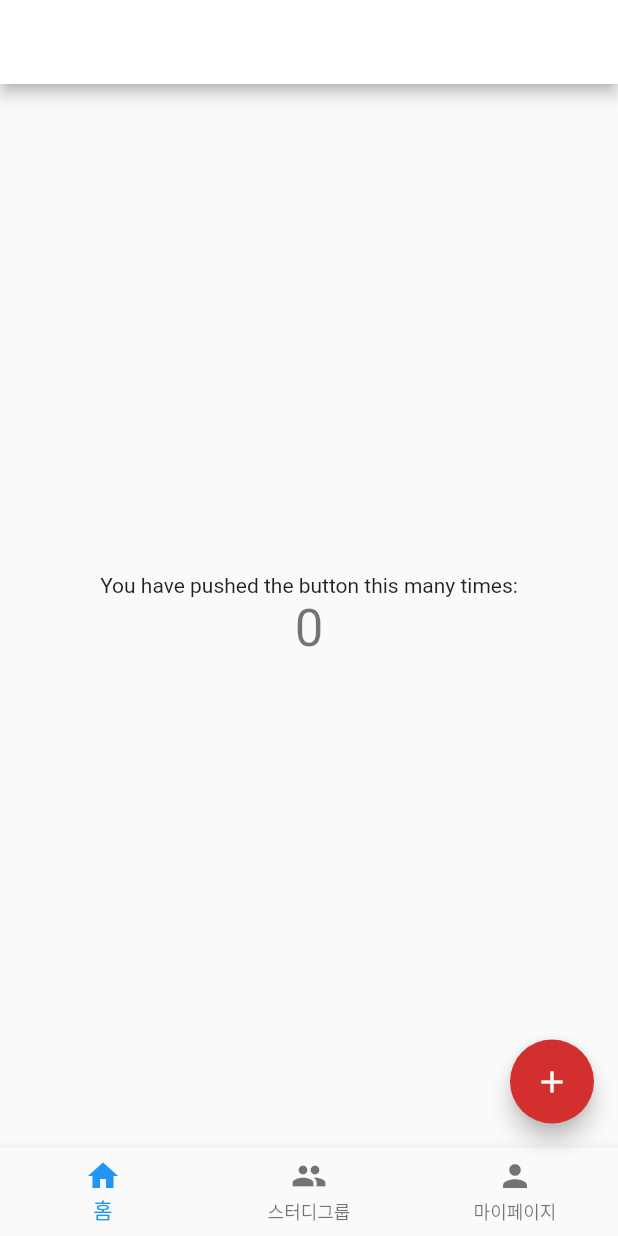
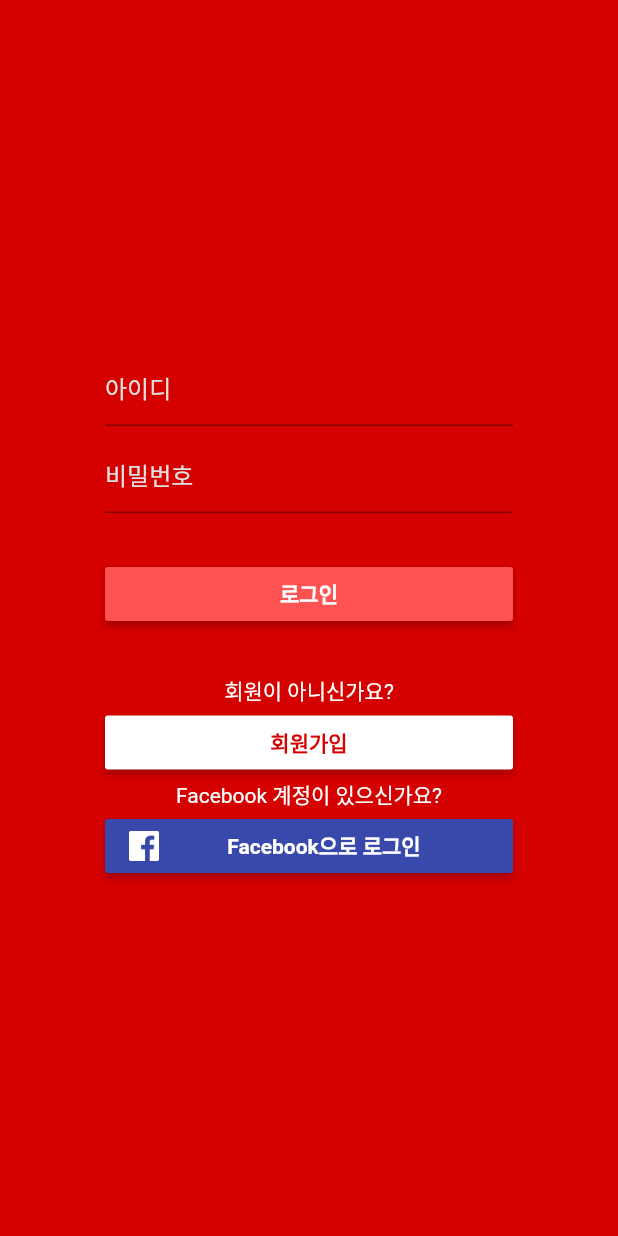
Before and after one commit to khuhacker2/study, a Flutter app: the screen it shows after launch, on a phone screen of 412 x 824 dp. Run offline on Flutter 3.47's test engine with Material 2 defaults, Android fonts, the phone set to English and light mode, and no system bars.

Commit message:
Implement login screen.

```diff
--- /dev/null
+++ b/lib/login.dart
@@ -0,0 +1,84 @@
+import 'package:flutter/material.dart';
+
+class LoginPage extends StatelessWidget {
+
+  @override
+  Widget build(BuildContext context) {
+    return Theme(
+      data: Theme.of(context).copyWith(primaryColor: Colors.white, hintColor: Colors.grey[300]),
+      child: Scaffold(
+        backgroundColor: Colors.redAccent[700],
+        body: Center(
+          child: Container(
+            padding: EdgeInsets.fromLTRB(70, 0, 70, 0),
+            child: Column(
+              mainAxisAlignment: MainAxisAlignment.center,
+              children: <Widget>[
+                TextField(
+                  decoration: InputDecoration(
+                    labelText: '아이디',
+                    contentPadding: EdgeInsets.only(bottom: 5, top: 5)
+                  ),
+                  style: TextStyle(
+                    fontSize: 16
+                  ),
+                ),
+                Container(height: 10),
+                TextField(
+                  decoration: InputDecoration(
+                    labelText: '비밀번호',
+                    contentPadding: EdgeInsets.only(bottom: 5)
+                  ),
+                  style: TextStyle(
+                    fontSize: 16
+                  ),
+                  obscureText: true,
+                ),
+                Container(height: 30),
+                SizedBox(
+                  width: double.infinity,
+                  child: RaisedButton(
+                    child: Text('로그인', style: TextStyle(color: Colors.white, fontWeight: FontWeight.bold)),
+                    color: Colors.redAccent[200],
+                    onPressed: () => {},
+                  )
+                ),
+                Container(height: 30),
+                Text('회원이 아니신가요?', style: TextStyle(color: Colors.white)),
+                SizedBox(
+                  width: double.infinity,
+                  child: RaisedButton(
+                    child: Text('회원가입', style: TextStyle(color: Colors.redAccent[700], fontWeight: FontWeight.bold)),
+                    color: Colors.white,
+                    onPressed: () => {},
+                  )
+                ),
+                Text('Facebook 계정이 있으신가요?', style: TextStyle(color: Colors.white)),
+                SizedBox(
+                  width: double.infinity,
+                  child: RaisedButton(
+                    child: Row(
+                      children: <Widget>[
+                        Image(image: AssetImage('assets/flogo.png'), width: 20, height: 20),
+                        Flexible(
+                          child: Container(
+                            child: Text('Facebook으로 로그인', style: TextStyle(color: Colors.white, fontWeight: FontWeight.bold)),
+                            alignment: Alignment.center,
+                          ),
+                          flex: 1,
+                        )
+                      ]
+                    ),
+                    color: Colors.indigo[600],
+                    onPressed: () => {},
+                  )
+                ),
+              ]
+            ),
+          ),
+        ),
+      )
+    );
+  }
+
+}
--- a/lib/main.dart
+++ b/lib/main.dart
@@ -1,4 +1,5 @@
 import 'package:flutter/material.dart';
+import 'package:stogether/login.dart';
 
 void main() => runApp(MyApp());
 
@@ -18,10 +19,11 @@ class MyApp extends StatelessWidget {
         // or simply save your changes to "hot reload" in a Flutter IDE).
         // Notice that the counter didn't reset back to zero; the application
         // is not restarted.
-        primaryColor: Colors.red[700],
-        accentColor: Colors.red[700],
+        primaryColor: Colors.redAccent[700],
+        accentColor: Colors.redAccent[700],
       ),
-      home: MyHomePage(title: '스투게더'),
+      //home: MyHomePage(title: '스투게더'),
+      home: LoginPage(),
     );
   }
 }
--- a/pubspec.yaml
+++ b/pubspec.yaml
@@ -40,6 +40,8 @@ flutter:
   # assets:
   #  - images/a_dot_burr.jpeg
   #  - images/a_dot_ham.jpeg
+  assets:
+    - assets/
 
   # An image asset can refer to one or more resolution-specific "variants", see
   # https://flutter.io/assets-and-images/#resolution-aware.
```
Also changed, not shown: assets/flogo.png (added).
